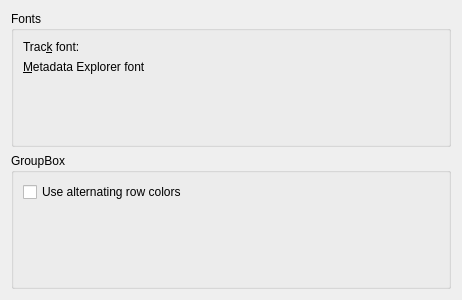
The window that gui/settings/SettingsPageAppearance.ui (gvansickle/AwesomeMediaLibraryManager) describes before a commit, drawn with Qt 5.
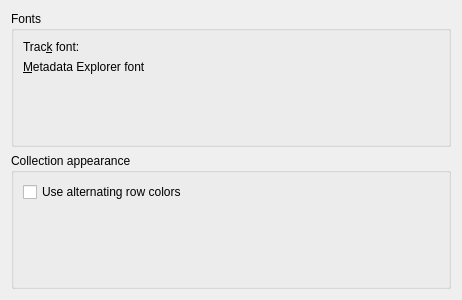
The same window after the commit. Custom widgets are drawn as their Qt base class.

Diff of the .ui file:
```diff
--- a/gui/settings/SettingsPageAppearance.ui
+++ b/gui/settings/SettingsPageAppearance.ui
@@ -56,7 +56,7 @@
    <item row="1" column="0">
     <widget class="QGroupBox" name="groupBox_2">
      <property name="title">
-      <string>GroupBox</string>
+      <string>Collection appearance</string>
      </property>
      <layout class="QFormLayout" name="formLayout_3">
       <item row="0" column="0">
```
